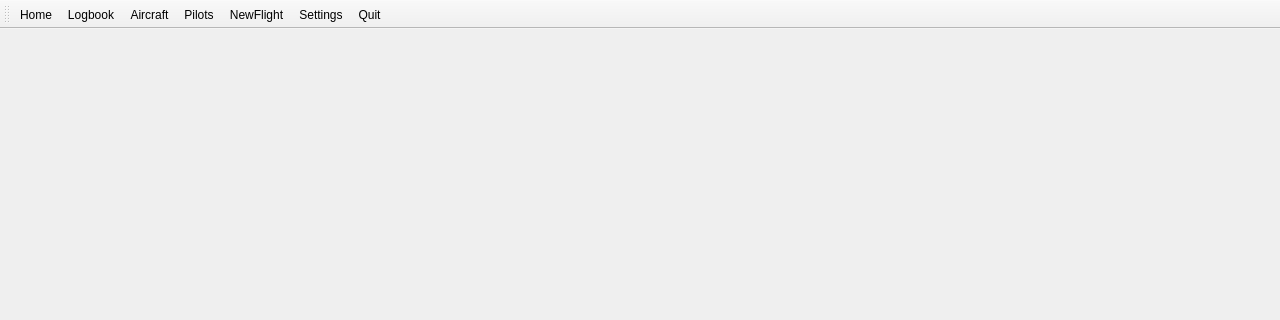
Above: mainwindow.ui from fiffty-50/openPilotLog before the change; both pictures show x 0 to 1280 and y 0 to 320 of the 1280 by 720 pixel window. Below: the same form after it.
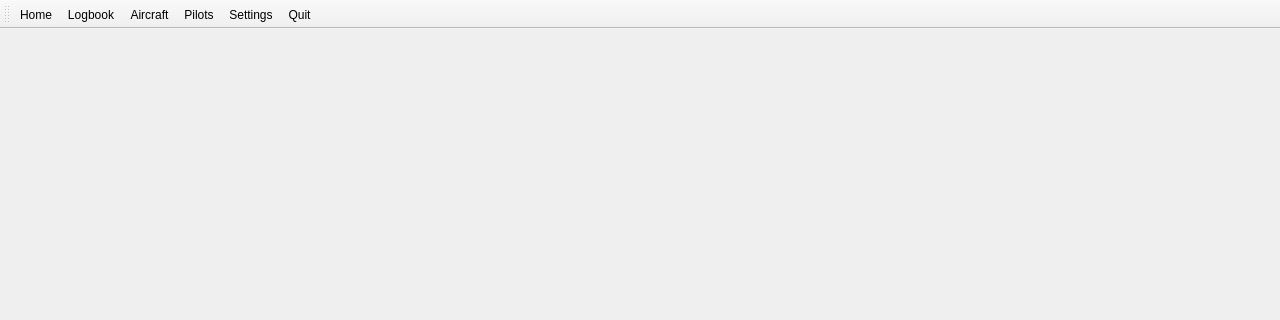
That is the form after the change.

```diff
--- a/mainwindow.ui
+++ b/mainwindow.ui
@@ -38,7 +38,6 @@
    <addaction name="actionLogbook"/>
    <addaction name="actionAircraft"/>
    <addaction name="actionPilots"/>
-   <addaction name="actionNewFlight"/>
    <addaction name="actionSettings"/>
    <addaction name="actionQuit"/>
   </widget>
```
